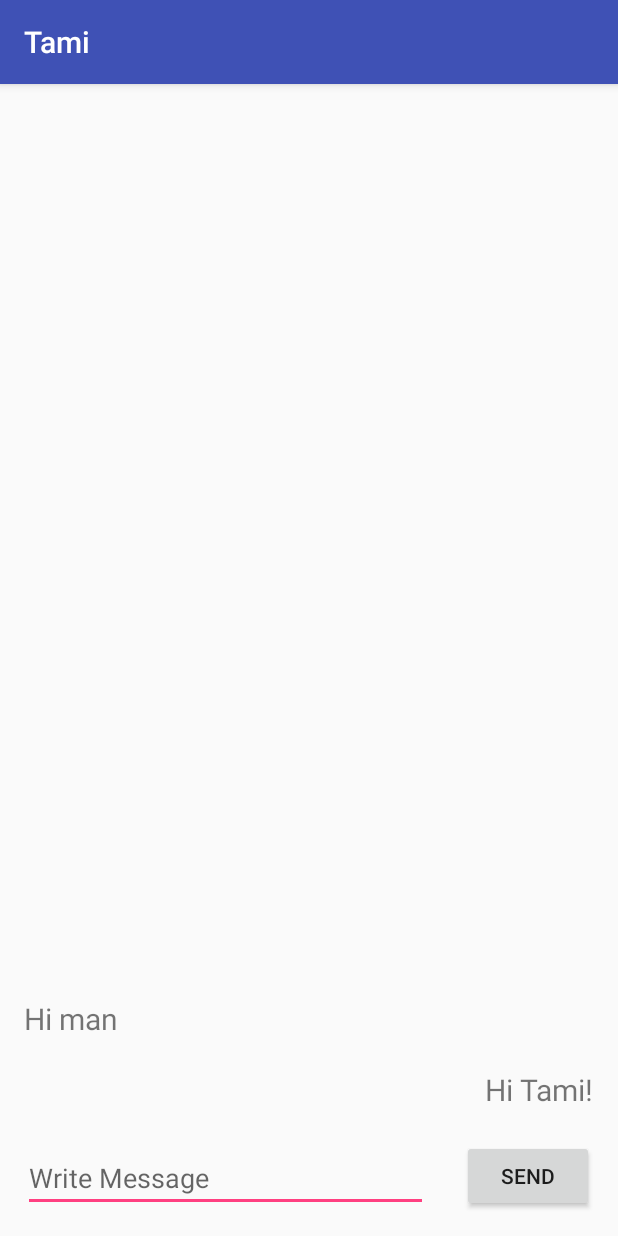
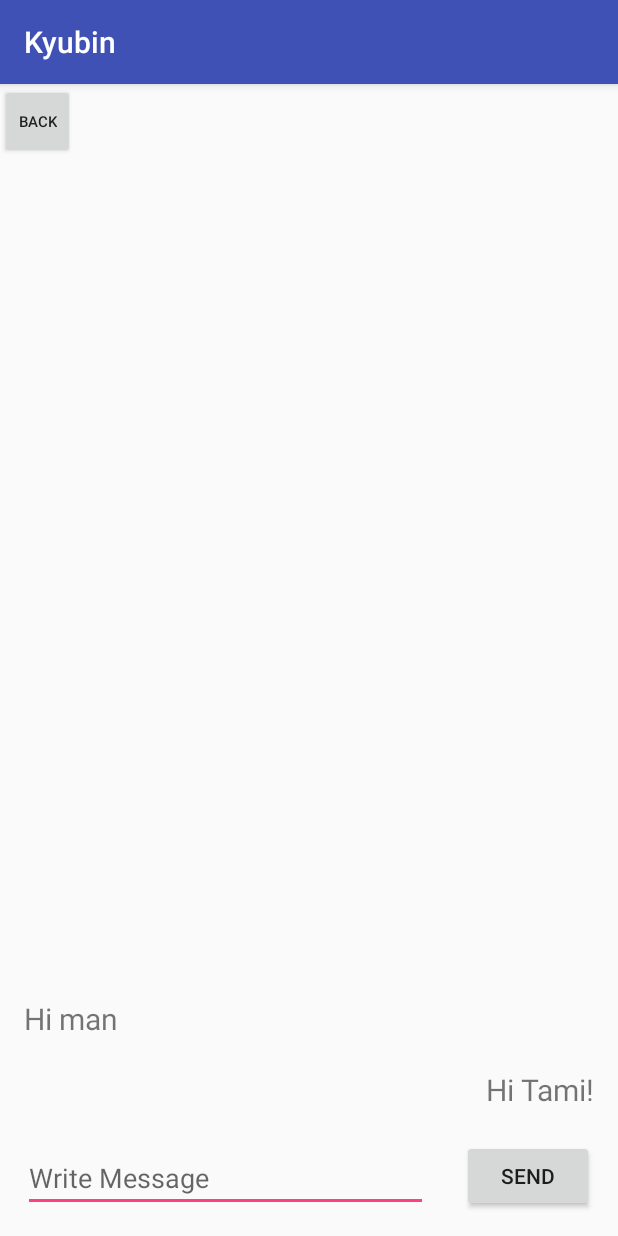
Before and after one commit to DogDogBird/Silicon-Valley_Chatting-Program, an Android app: the Chatting screen opened directly, with no data from a screen before it, on a phone screen of 412 x 824 dp. Run offline under Robolectric (Android 15) with nearby library versions, the phone set to English and light mode, and no system bars.

```diff
--- a/ChatMessaging/app/src/main/AndroidManifest.xml
+++ b/ChatMessaging/app/src/main/AndroidManifest.xml
@@ -6,6 +6,8 @@
     <uses-permission android:name="android.permission.GET_ACCOUNTS" />
     <uses-permission android:name="android.permission.READ_PROFILE" />
     <uses-permission android:name="android.permission.READ_CONTACTS" />
+    <uses-permission android:name="android.permission.INTERNET"/>
+    <uses-permission android:name="android.permission.ACCESS_NETWORK_STATE"/>
 
     <application
         android:allowBackup="true"
@@ -24,8 +26,7 @@
         <activity android:name=".FriendMenu" />
         <activity
             android:name=".Chatting"
-            android:label="Tami">
-        </activity>
+            android:label="Kyubin"></activity>
     </application>
 
 </manifest>
--- a/ChatMessaging/app/src/main/java/com/example/user/chatmessaging/Chatting.java
+++ b/ChatMessaging/app/src/main/java/com/example/user/chatmessaging/Chatting.java
@@ -1,13 +1,117 @@
 package com.example.user.chatmessaging;
 
+import android.content.Intent;
+import android.os.Bundle;
+import android.os.Handler;
+import android.os.Message;
 import android.support.v7.app.AppCompatActivity;
-import android.os.Bundle;
+import android.util.Log;
+import android.view.View;
+import android.widget.Button;
+import android.widget.EditText;
+import android.widget.TextView;
+
+import java.io.BufferedReader;
+import java.io.BufferedWriter;
+
 
 public class Chatting extends AppCompatActivity {
 
+    private String html = "";
+    ProgressHandler mHandler;
+    TextView textView;
+    String chatMessage;
+
+    private int value = 0;
+    private boolean running = true;
+
+    private EditText EDITTEXT;
+
+    private BufferedReader networkReader;
+    private BufferedWriter networkWriter;
+
+   // private String ip = "61.255.4.166";//IP
+    public static final int SERVERPORT = 2222;
+
     @Override
-    protected void onCreate(Bundle savedInstanceState) {
+    public void onCreate(Bundle savedInstanceState) {
         super.onCreate(savedInstanceState);
         setContentView(R.layout.activity_chatting);
+
+        EDITTEXT = (EditText) findViewById(R.id.editText);
+        textView = (TextView) findViewById(R.id.chat1);
+        mHandler = new ProgressHandler();
+
+        Button button = (Button) findViewById(R.id.sendButton);
+        button.setOnClickListener(new View.OnClickListener() {
+            @Override
+            public void onClick(View v)
+            {
+                EDITTEXT.getText().clear();
+                textView.setText(chatMessage);
+            }
+        });
+
+    }
+
+    public void onStart()
+    {
+        super.onStart();
+
+        running = true;
+
+        Thread thread = new Thread(new Runnable() {
+            @Override
+            public void run() {
+                Message msg = mHandler.obtainMessage();
+                mHandler.sendMessage(msg);
+            }
+        });
+    }
+
+    public void onResume()
+    {
+        super.onResume();
+
+        running = true;
+
+        Thread thread = new BackgroundThread();
+        thread.start();
+    }
+
+
+    public void onButtonBackClicked(View v)
+    {
+        Intent intent =new Intent();
+        intent.putExtra("name","out of chatting");
+        setResult(RESULT_OK,intent);
+
+        finish();
+    }
+
+    class BackgroundThread extends Thread{
+        public void run()
+        {
+            while(running)
+            {
+                try
+                {
+                    Thread.sleep(1000);
+                    chatMessage = EDITTEXT.getText().toString();
+                }
+                catch (InterruptedException ex)
+                {
+                    Log.e("chatmessaging", "Exception in thread",ex);
+                }
+            }
+        }
+    }
+
+    public class ProgressHandler extends Handler{
+
+        public void handleMessage(Message msg)
+        {
+
+        }
     }
 }
--- a/ChatMessaging/app/src/main/res/layout/activity_chatting.xml
+++ b/ChatMessaging/app/src/main/res/layout/activity_chatting.xml
@@ -6,17 +6,27 @@
     android:layout_height="match_parent"
     tools:context=".Chatting">
 
+    <Button
+        android:id = "@+id/backButton2"
+        android:layout_width="50dp"
+        android:layout_height="50dp"
+        android:text="back"
+        android:textSize="10dp"
+        android:onClick="onButtonBackClicked"/>
+
     <EditText
+        android:id = "@+id/editText"
         android:layout_width="270dp"
         android:layout_height="wrap_content"
         app:layout_constraintBottom_toBottomOf="parent"
         app:layout_constraintStart_toStartOf="parent"
         android:layout_marginLeft="15dp"
         android:layout_marginBottom="16dp"
-        android:hint="Write Message"/>
+        android:hint="Write Message"
+        android:scrollbars="vertical"/>
 
     <Button
-        android:id="@+id/button"
+        android:id="@+id/sendButton"
         android:layout_width="wrap_content"
         android:layout_height="wrap_content"
         android:layout_marginBottom="16dp"
@@ -28,19 +38,20 @@
 
     <TextView
         android:id = "@+id/chat1"
-        android:layout_width="wrap_content"
+        android:layout_width="200dp"
         android:layout_height="wrap_content"
         android:layout_marginBottom="20dp"
-        app:layout_constraintBottom_toTopOf="@id/button"
+        app:layout_constraintBottom_toTopOf="@id/sendButton"
         app:layout_constraintEnd_toEndOf="parent"
         android:layout_marginEnd="16dp"
         android:layout_marginRight="16dp"
         android:text = "Hi Tami!"
-        android:textSize="20dp"/>
+        android:textSize="20dp"
+        android:gravity="right"/>
 
     <TextView
         android:id = "@+id/chat2"
-        android:layout_width="wrap_content"
+        android:layout_width="200dp"
         android:layout_height="wrap_content"
         android:layout_marginBottom="20dp"
         app:layout_constraintBottom_toTopOf="@id/chat1"
@@ -48,7 +59,8 @@
         android:layout_marginStart="16dp"
         android:layout_marginLeft="16dp"
         android:text = "Hi man"
-        android:textSize="20dp"/>
+        android:textSize="20dp"
+        android:gravity="left"/>
 
 
 </android.support.constraint.ConstraintLayout>
--- a/ChatMessaging/settings.gradle
+++ b/ChatMessaging/settings.gradle
@@ -1 +1 @@
-include ':app'
+include ':app', ':TCPServer'
```
Also changed, not shown: ChatMessaging/app/src/main/java/com/example/user/chatmessaging/FriendMenu.java (+37 -1 lines), ChatMessaging/app/src/main/java/com/example/user/chatmessaging/MainActivity.java (+23 -1 lines), ChatMessaging/app/src/main/res/layout/activity_friend_menu.xml (+19 -10 lines), ChatMessaging/app/src/main/res/layout/activity_main.xml (+35 -7 lines), 1 other file.
